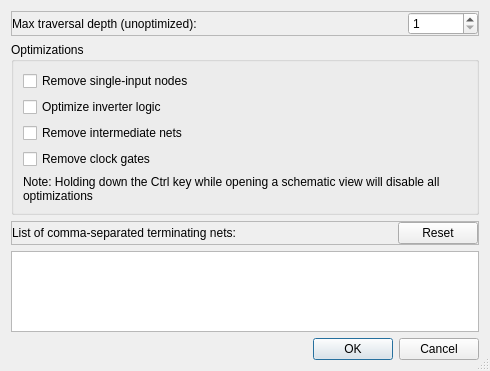
gdevic/Z80Explorer, file src/DialogEditSchematic.ui: the form before one commit.
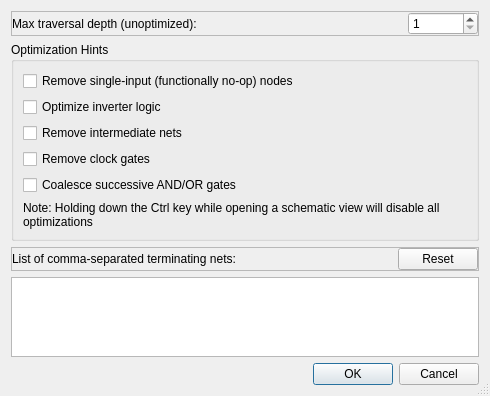
The form after the commit.

Commit message: Add optimization of successive AND/OR gates

```diff
--- a/src/DialogEditSchematic.ui
+++ b/src/DialogEditSchematic.ui
@@ -7,7 +7,7 @@
     <x>0</x>
     <y>0</y>
     <width>490</width>
-    <height>371</height>
+    <height>396</height>
    </rect>
   </property>
   <property name="windowTitle">
@@ -77,13 +77,13 @@
    <item>
     <widget class="QGroupBox" name="groupBox">
      <property name="title">
-      <string>Optimizations</string>
+      <string>Optimization Hints</string>
      </property>
      <layout class="QVBoxLayout" name="verticalLayout">
       <item>
        <widget class="QCheckBox" name="checkOptSingleInput">
         <property name="text">
-         <string>Remove single-input nodes</string>
+         <string>Remove single-input (functionally no-op) nodes</string>
         </property>
        </widget>
       </item>
@@ -108,6 +108,13 @@
         </property>
        </widget>
       </item>
+      <item>
+       <widget class="QCheckBox" name="checkOptCoalesce">
+        <property name="text">
+         <string>Coalesce successive AND/OR gates</string>
+        </property>
+       </widget>
+      </item>
       <item>
        <widget class="QLabel" name="label_2">
         <property name="minimumSize">
```
Left out of the diff: 1 changed line with no effect on the pictures. The commit also changes 4 other files.
